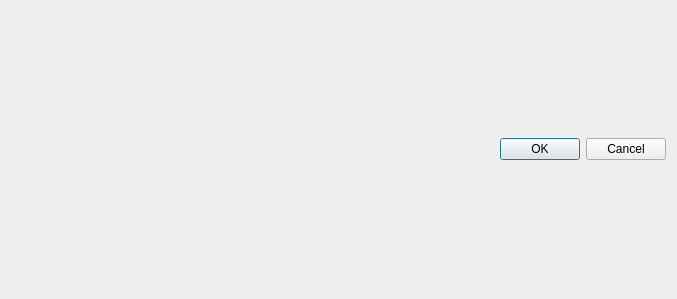
The window that src/globaloptions/globaloptionswindow.ui (QQxiaoming/quardCRT) describes before a commit, drawn with Qt 5.
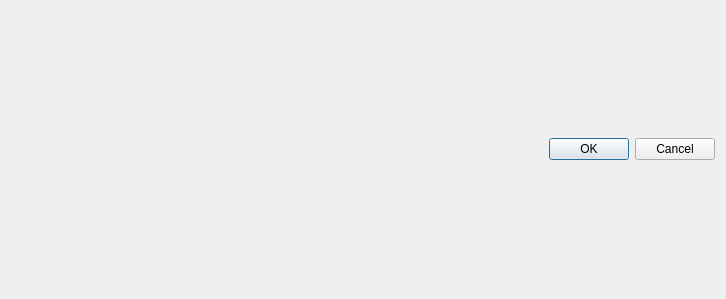
The same window after the commit.

What changed in the file:
```diff
--- a/src/globaloptions/globaloptionswindow.ui
+++ b/src/globaloptions/globaloptionswindow.ui
@@ -6,7 +6,7 @@
    <rect>
     <x>0</x>
     <y>0</y>
-    <width>677</width>
+    <width>726</width>
     <height>299</height>
    </rect>
   </property>
```
